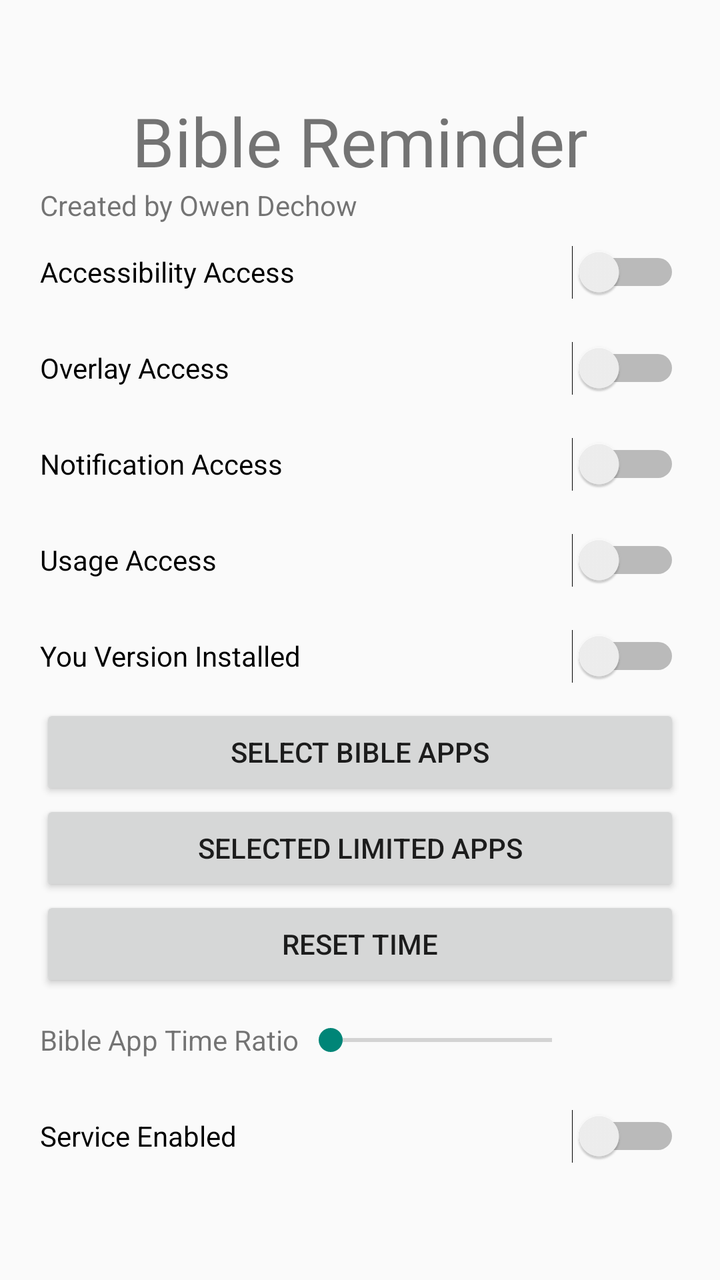
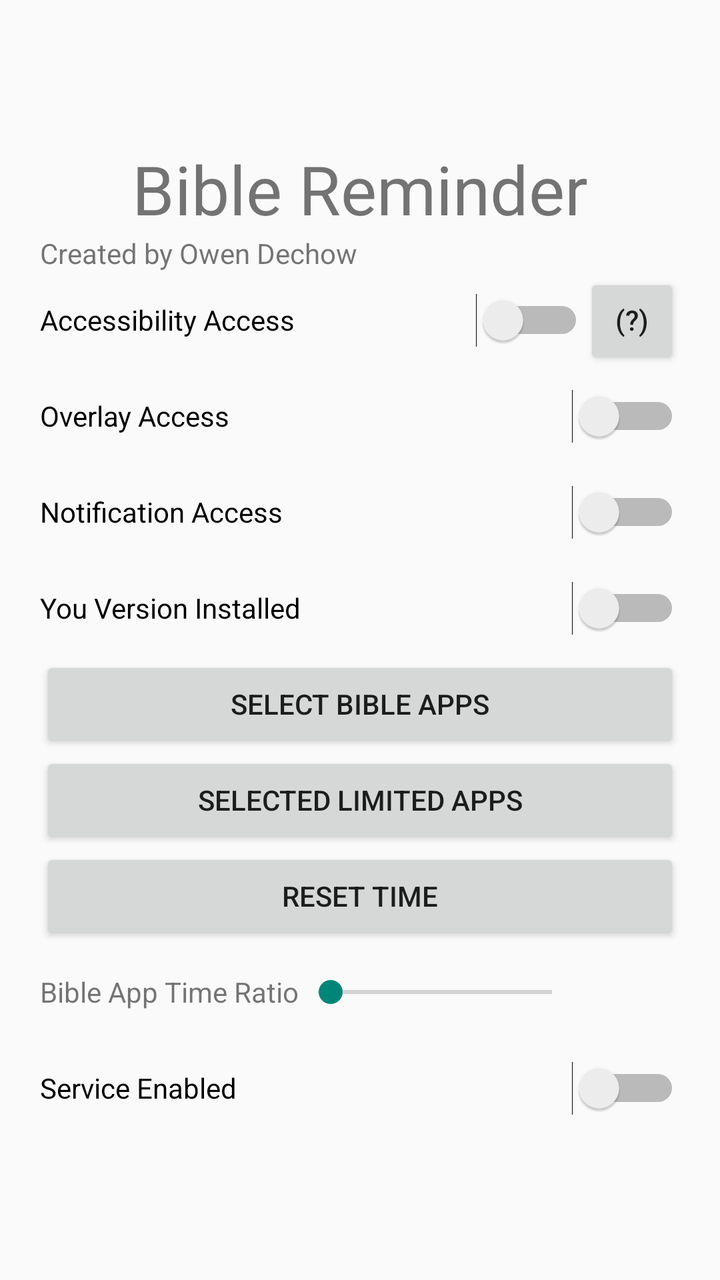

Before-and-after screenshots of an Android layout around one commit, followed by the original layout XML and the change that was made.
<!-- AndroidManifest.xml: application theme Theme.BibleReminder -->
<!-- res/layout/main_activity.xml -->
<?xml version="1.0" encoding="utf-8"?>
<androidx.constraintlayout.widget.ConstraintLayout xmlns:android="http://schemas.android.com/apk/res/android"
    xmlns:app="http://schemas.android.com/apk/res-auto"
    android:layout_width="match_parent"
    android:layout_height="match_parent">

    <LinearLayout
        android:id="@+id/linearLayout"
        android:layout_width="wrap_content"
        android:minWidth="320dp"
        android:layout_height="0dp"
        android:gravity="center"
        android:orientation="vertical"
        app:layout_constraintBottom_toBottomOf="parent"
        app:layout_constraintEnd_toEndOf="parent"
        app:layout_constraintStart_toStartOf="parent"
        app:layout_constraintTop_toTopOf="parent">


        <TextView
            android:id="@+id/title_text"
            android:layout_width="match_parent"
            android:layout_height="wrap_content"
            android:text="@string/main_page_title"
            android:textAlignment="center"
            android:textAllCaps="false"
            android:textSize="34sp" />

        <TextView
            android:id="@+id/textView"
            android:layout_width="match_parent"
            android:layout_height="wrap_content"
            android:text="@string/info" />

        <Switch
            android:id="@+id/accessibility_switch"
            android:layout_width="match_parent"
            android:layout_height="48dp"
            android:text="@string/accessibility_permission" />

        <Switch
            android:id="@+id/overlay_switch"
            android:layout_width="match_parent"
            android:layout_height="48dp"
            android:text="@string/overlay_permission" />

        <Switch
            android:id="@+id/notification_switch"
            android:layout_width="match_parent"
            android:layout_height="48dp"
            android:text="@string/notification_permission" />

        <Switch
            android:id="@+id/usage_switch"
            android:layout_width="match_parent"
            android:layout_height="48dp"
            android:text="@string/usage_permission" />

        <Switch
            android:id="@+id/bible_installed_switch"
            android:layout_width="match_parent"
            android:layout_height="48dp"
            android:text="@string/bible_switch_txt" />

        <Button
            android:id="@+id/bible_apps_btn"
            android:layout_width="match_parent"
            android:layout_height="wrap_content"
            android:text="@string/bible_apps_btn_text" />

        <Button
            android:id="@+id/limited_apps_btn"
            android:layout_width="match_parent"
            android:layout_height="wrap_content"
            android:text="@string/limited_apps_btn_text" />

        <Button
            android:id="@+id/time_reset_btn"
            android:layout_width="match_parent"
            android:layout_height="wrap_content"
            android:text="@string/time_reset_btn_text" />

        <LinearLayout
            android:layout_width="match_parent"
            android:layout_height="wrap_content"
            android:gravity="center"
            android:orientation="horizontal">

            <TextView
                android:layout_width="wrap_content"
                android:layout_height="wrap_content"
                android:text="@string/time_ratio_label" />

            <SeekBar
                android:id="@+id/bible_app_time_seek"
                android:layout_width="0dp"
                android:layout_height="48dp"
                android:layout_weight="1" />

            <TextView
                android:id="@+id/bible_app_view_number"
                android:layout_width="48dp"
                android:layout_height="wrap_content" />

        </LinearLayout>

        <Switch
            android:id="@+id/service_switch"
            android:layout_width="match_parent"
            android:layout_height="48dp"
            android:text="@string/service_switch_txt" />
    </LinearLayout>
</androidx.constraintlayout.widget.ConstraintLayout>
<!-- resources referenced by this layout -->
<resources>
  <string name="accessibility_permission">Accessibility Access</string>
  <string name="bible_apps_btn_text">Select Bible Apps</string>
  <string name="bible_switch_txt">You Version Installed</string>
  <string name="info">Created by Owen Dechow</string>
  <string name="limited_apps_btn_text">Selected Limited Apps</string>
  <string name="main_page_title">Bible Reminder</string>
  <string name="notification_permission">Notification Access</string>
  <string name="overlay_permission">Overlay Access</string>
  <string name="service_switch_txt">Service Enabled</string>
  <string name="time_ratio_label">Bible App Time Ratio</string>
  <string name="time_reset_btn_text">Reset Time</string>
  <string name="usage_permission">Usage Access</string>
  <style name="Theme.BibleReminder" parent="android:Theme.Material.Light.NoActionBar" />
</resources>

<!-- the commit's change to res/layout/main_activity.xml (unified diff, before → after) -->
@@ -1,15 +1,16 @@
 <?xml version="1.0" encoding="utf-8"?>
 <androidx.constraintlayout.widget.ConstraintLayout xmlns:android="http://schemas.android.com/apk/res/android"
     xmlns:app="http://schemas.android.com/apk/res-auto"
+    xmlns:tools="http://schemas.android.com/tools"
     android:layout_width="match_parent"
     android:layout_height="match_parent">
 
     <LinearLayout
         android:id="@+id/linearLayout"
         android:layout_width="wrap_content"
-        android:minWidth="320dp"
         android:layout_height="0dp"
         android:gravity="center"
+        android:minWidth="320dp"
         android:orientation="vertical"
         app:layout_constraintBottom_toBottomOf="parent"
         app:layout_constraintEnd_toEndOf="parent"
@@ -32,35 +33,50 @@
             android:layout_height="wrap_content"
             android:text="@string/info" />
 
-        <Switch
-            android:id="@+id/accessibility_switch"
+        <LinearLayout
             android:layout_width="match_parent"
-            android:layout_height="48dp"
-            android:text="@string/accessibility_permission" />
+            android:layout_height="wrap_content"
+            android:orientation="horizontal">
+
+            <Switch
+                android:id="@+id/accessibility_switch"
+                android:layout_width="0dp"
+                android:layout_height="48dp"
+                android:layout_weight="1"
+                android:text="@string/accessibility_permission"
+                tools:ignore="UseSwitchCompatOrMaterialXml" />
+
+            <Button
+                android:id="@+id/access_info_btn"
+                android:layout_width="48dp"
+                android:layout_height="48dp"
+                android:layout_weight="0"
+                android:contentDescription="@string/access_btn_info_text"
+                android:includeFontPadding="false"
+                android:text="@string/access_btn_info_text" />
+
+        </LinearLayout>
 
         <Switch
             android:id="@+id/overlay_switch"
             android:layout_width="match_parent"
             android:layout_height="48dp"
-            android:text="@string/overlay_permission" />
+            android:text="@string/overlay_permission"
+            tools:ignore="UseSwitchCompatOrMaterialXml" />
 
         <Switch
             android:id="@+id/notification_switch"
             android:layout_width="match_parent"
             android:layout_height="48dp"
-            android:text="@string/notification_permission" />
-
-        <Switch
-            android:id="@+id/usage_switch"
-            android:layout_width="match_parent"
-            android:layout_height="48dp"
-            android:text="@string/usage_permission" />
+            android:text="@string/notification_permission"
+            tools:ignore="UseSwitchCompatOrMaterialXml" />
 
         <Switch
             android:id="@+id/bible_installed_switch"
             android:layout_width="match_parent"
             android:layout_height="48dp"
-            android:text="@string/bible_switch_txt" />
+            android:text="@string/bible_switch_txt"
+            tools:ignore="UseSwitchCompatOrMaterialXml" />
 
         <Button
             android:id="@+id/bible_apps_btn"
@@ -108,6 +124,7 @@
             android:id="@+id/service_switch"
             android:layout_width="match_parent"
             android:layout_height="48dp"
-            android:text="@string/service_switch_txt" />
+            android:text="@string/service_switch_txt"
+            tools:ignore="UseSwitchCompatOrMaterialXml" />
     </LinearLayout>
 </androidx.constraintlayout.widget.ConstraintLayout>
<!-- resource entries referenced after the edit -->
@@ -1,5 +1,6 @@
 <!-- resources referenced by this layout -->
 <resources>
+  <string name="access_btn_info_text">(?)</string>
   <string name="accessibility_permission">Accessibility Access</string>
   <string name="bible_apps_btn_text">Select Bible Apps</string>
   <string name="bible_switch_txt">You Version Installed</string>
@@ -11,7 +12,6 @@
   <string name="service_switch_txt">Service Enabled</string>
   <string name="time_ratio_label">Bible App Time Ratio</string>
   <string name="time_reset_btn_text">Reset Time</string>
-  <string name="usage_permission">Usage Access</string>
   <style name="Theme.BibleReminder" parent="android:Theme.Material.Light.NoActionBar" />
 </resources>
 
